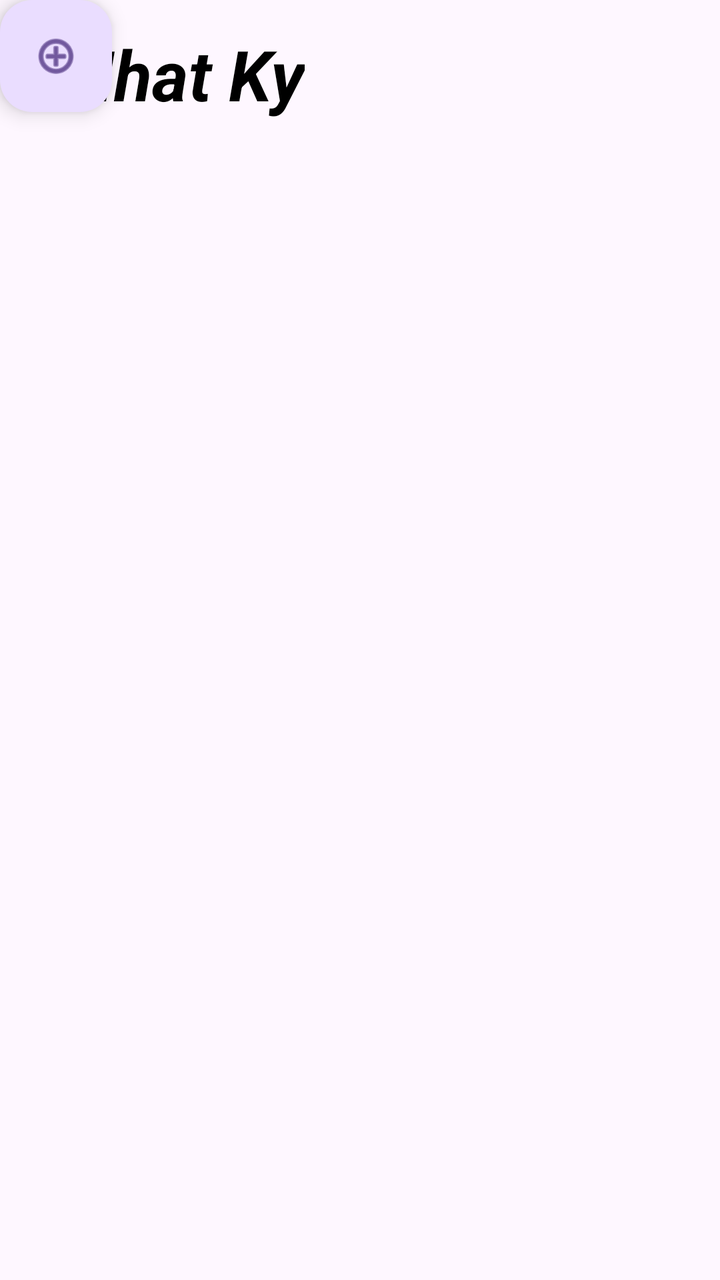
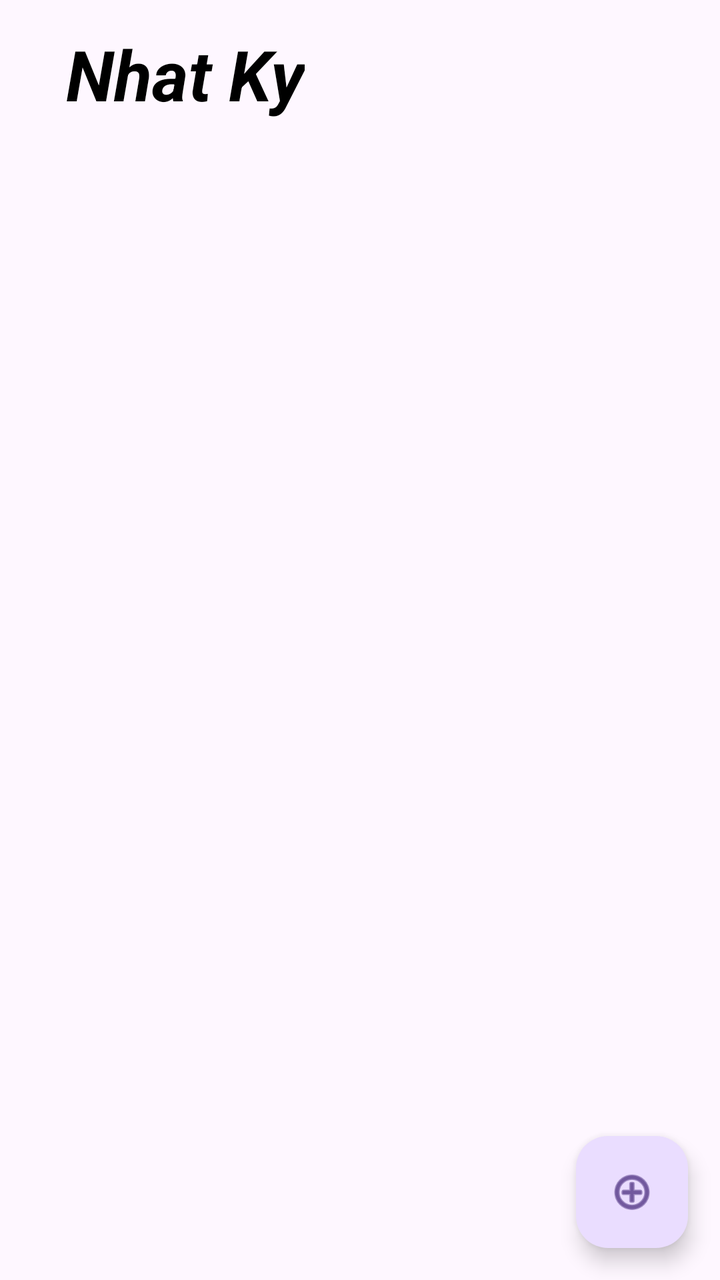

The first picture is an Android layout as it rendered before a commit; the second is the same layout after the commit. The layout source and the unified diff follow.
<!-- AndroidManifest.xml: application theme Theme.Nhatky -->
<!-- res/layout/activity_main.xml -->
<?xml version="1.0" encoding="utf-8"?>
<androidx.constraintlayout.widget.ConstraintLayout xmlns:android="http://schemas.android.com/apk/res/android"
    xmlns:app="http://schemas.android.com/apk/res-auto"
    xmlns:tools="http://schemas.android.com/tools"
    android:id="@+id/main"
    android:layout_width="match_parent"
    android:layout_height="match_parent"
    tools:context=".MainActivity">

    <TextView
        android:id="@+id/textView"
        android:layout_width="wrap_content"
        android:layout_height="wrap_content"
        android:paddingStart="20dp"
        android:text="Nhat Ky"
        android:textColor="@color/black"
        android:textSize="35sp"

        android:textStyle="bold|italic"
        app:layout_constraintBottom_toBottomOf="parent"
        app:layout_constraintEnd_toEndOf="parent"
        app:layout_constraintHorizontal_bias="0.059"
        app:layout_constraintStart_toStartOf="parent"
        app:layout_constraintTop_toTopOf="parent"
        app:layout_constraintVertical_bias="0.023" />

    <androidx.recyclerview.widget.RecyclerView
        android:id="@+id/rcvPage"
        android:layout_width="405dp"
        android:layout_height="595dp"
        android:layout_marginEnd="1dp"
        app:layout_constraintBottom_toBottomOf="parent"
        app:layout_constraintEnd_toEndOf="parent"
        app:layout_constraintHorizontal_bias="0.0"
        app:layout_constraintStart_toStartOf="parent"
        app:layout_constraintTop_toBottomOf="@+id/textView"
        app:layout_constraintVertical_bias="0.0" />

    <com.google.android.material.floatingactionbutton.FloatingActionButton
        android:id="@+id/floatingActionButton"
        android:layout_width="wrap_content"
        android:layout_height="wrap_content"
        android:clickable="true"
        app:srcCompat="@android:drawable/ic_menu_add"
        tools:layout_editor_absoluteX="329dp"
        tools:layout_editor_absoluteY="663dp" /><![CDATA[



    "
        app:layout_constraintStart_toStartOf="parent"
        app:layout_constraintTop_toBottomOf="@+id/textView" />


]]>
</androidx.constraintlayout.widget.ConstraintLayout>
<!-- resources referenced by this layout -->
<resources>
  <color name="black">#FF000000</color>
  <style name="Theme.Nhatky" parent="Base.Theme.Nhatky" />
  <style name="Base.Theme.Nhatky" parent="Theme.Material3.DayNight.NoActionBar">
          
          
      </style>
</resources>

<!-- the commit's change to res/layout/activity_main.xml (unified diff, before → after) -->
@@ -40,17 +40,9 @@
         android:id="@+id/floatingActionButton"
         android:layout_width="wrap_content"
         android:layout_height="wrap_content"
+        android:layout_margin="16dp"
         android:clickable="true"
-        app:srcCompat="@android:drawable/ic_menu_add"
-        tools:layout_editor_absoluteX="329dp"
-        tools:layout_editor_absoluteY="663dp" /><![CDATA[
-
-
-
-    "
-        app:layout_constraintStart_toStartOf="parent"
-        app:layout_constraintTop_toBottomOf="@+id/textView" />
-
-
-]]>
+        app:layout_constraintBottom_toBottomOf="parent"
+        app:layout_constraintEnd_toEndOf="parent"
+        app:srcCompat="@android:drawable/ic_menu_add" />
 </androidx.constraintlayout.widget.ConstraintLayout>
